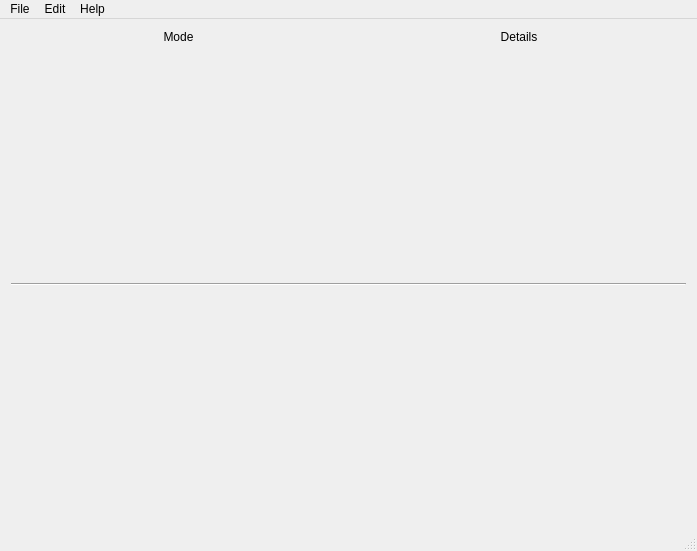
Above: MainWindow/mainwindow.ui from casey-c/egg before the change. Below: the same form after it.
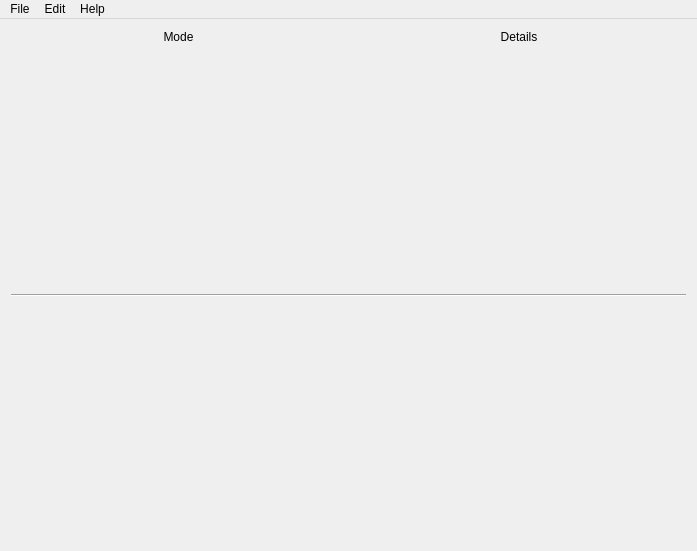
That is the form after the change. Icons and pictures are not drawn.

Patch:
```diff
--- a/MainWindow/mainwindow.ui
+++ b/MainWindow/mainwindow.ui
@@ -39,7 +39,20 @@
     </item>
     <item row="1" column="0">
      <widget class="QWidget" name="gridPlaceholder" native="true">
-      <layout class="QVBoxLayout" name="gridPlaceholderLayout"/>
+      <layout class="QVBoxLayout" name="gridPlaceholderLayout">
+       <property name="leftMargin">
+        <number>0</number>
+       </property>
+       <property name="topMargin">
+        <number>0</number>
+       </property>
+       <property name="rightMargin">
+        <number>0</number>
+       </property>
+       <property name="bottomMargin">
+        <number>0</number>
+       </property>
+      </layout>
      </widget>
     </item>
     <item row="3" column="0" colspan="2">
@@ -145,7 +158,6 @@
    <addaction name="menuEdit"/>
    <addaction name="menuHelp"/>
   </widget>
-  <widget class="QStatusBar" name="statusBar"/>
   <action name="actionNew">
    <property name="icon">
     <iconset resource="../resources.qrc">
```
